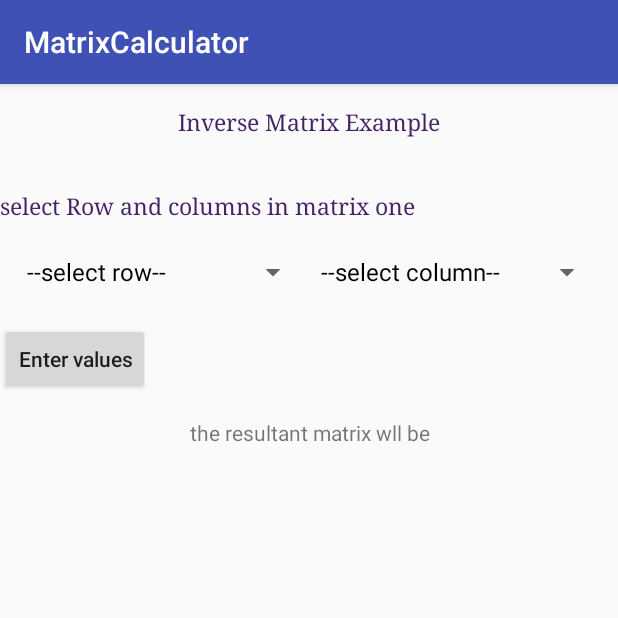
After one commit to ganeshvelsol/MatrixCalculator, an Android app: the InverseMatrix screen opened directly, with no data from a screen before it, on a phone screen of 412 x 824 dp, the top half of it. The commit adds this screen. Run offline under Robolectric (Android 15) with nearby library versions, the phone set to English and light mode, and no system bars.

```diff
--- /dev/null
+++ b/app/src/main/java/calci/matrix/matrixcalculator/inverse/InverseMatrix.java
@@ -0,0 +1,192 @@
+package calci.matrix.matrixcalculator.inverse;
+
+import android.app.Activity;
+import android.content.DialogInterface;
+import android.support.v7.app.AlertDialog;
+import android.support.v7.app.AppCompatActivity;
+import android.os.Bundle;
+import android.view.View;
+import android.widget.ArrayAdapter;
+import android.widget.Button;
+import android.widget.EditText;
+import android.widget.Spinner;
+import android.widget.TextView;
+
+import calci.matrix.matrixcalculator.R;
+
+public class InverseMatrix extends AppCompatActivity
+{
+    Spinner spinner_row1,spinner_column1;
+    Button first_buttons;
+    TextView ones,twos,threes,fours,fives,sixs,sevens,eigts,nines;
+    String a11,a12,a13,a21,a22,a23,a31,a32,a33;
+    EditText et1,et2,et3,et4,et5,et6,et7,et8,et9;
+    String arr[]={"--select row--","2","3"};
+    String crr[]={"--select column--","2","3"};
+    @Override
+    protected void onCreate(Bundle savedInstanceState)
+    {
+        super.onCreate(savedInstanceState);
+        setContentView(R.layout.inverse_matrix);
+        initparams();
+    }
+    public void initparams()
+    {
+        spinner_row1=(Spinner)findViewById(R.id.spinner_row1);
+        spinner_column1=(Spinner)findViewById(R.id.spinner_column1);
+        first_buttons=(Button)findViewById(R.id.first_buttons);
+
+        ones=(TextView)findViewById(R.id.ones);
+        twos=(TextView)findViewById(R.id.twos);
+        threes=(TextView)findViewById(R.id.threes);
+        fours=(TextView)findViewById(R.id.fours);
+        fives=(TextView)findViewById(R.id.fives);
+        sixs=(TextView)findViewById(R.id.sixs);
+        sevens=(TextView)findViewById(R.id.sevens);
+        eigts=(TextView)findViewById(R.id.eigts);
+        nines=(TextView)findViewById(R.id.nines);
+
+        ArrayAdapter aa=new ArrayAdapter(this,android.R.layout.simple_spinner_dropdown_item,arr);
+        spinner_row1.setAdapter(aa);
+
+        ArrayAdapter bb=new ArrayAdapter(this,android.R.layout.simple_spinner_dropdown_item,crr);
+        spinner_column1.setAdapter(bb);
+
+        first_buttons.setOnClickListener(new View.OnClickListener()
+        {
+            @Override
+            public void onClick(View view)
+            {
+                dataForCalci();
+            }
+        });
+    }
+    public void dataForCalci()
+    {
+        String r1=spinner_row1.getSelectedItem().toString().trim();
+        String c1=spinner_column1.getSelectedItem().toString().trim();
+
+        if (r1=="2")
+        {
+            if (c1=="2")
+            {
+                //write here for 2*2 matrix transpose
+                final View v6=((Activity)this).getLayoutInflater().inflate(R.layout.five_elements,null);
+                AlertDialog.Builder al=new AlertDialog.Builder(this);
+                al.setCancelable(false);
+                al.setView(v6);
+                al.setTitle("enter values");
+                al.setPositiveButton("ok", new DialogInterface.OnClickListener()
+                {
+                    @Override
+                    public void onClick(DialogInterface dialogInterface, int i)
+                    {
+                        et1=(EditText)v6.findViewById(R.id.five_et1);
+                        a11=et1.getText().toString().trim();
+
+                        et2=(EditText)v6.findViewById(R.id.five_et2);
+                        a12=et2.getText().toString().trim();
+
+                        et3=(EditText)v6.findViewById(R.id.five_et3);
+                        a21=et3.getText().toString().trim();
+
+                        et4=(EditText)v6.findViewById(R.id.five_et4);
+                        a22=et4.getText().toString().trim();
+                        //and pass values to next activities
+
+                        performBackgrounds();
+                    }
+                });
+                al.show();
+
+            }
+        }
+        else if (r1=="3")
+        {
+            if (c1=="3")
+            {
+                //write here for 3*3 matrix transpose
+                final View v6=((Activity)this).getLayoutInflater().inflate(R.layout.six_elements,null);
+                AlertDialog.Builder al=new AlertDialog.Builder(this);
+                al.setCancelable(false);
+                al.setView(v6);
+                al.setTitle("enter values");
+                al.setPositiveButton("ok", new DialogInterface.OnClickListener()
+                {
+                    @Override
+                    public void onClick(DialogInterface dialogInterface, int i)
+                    {
+
+                        et1=(EditText)v6.findViewById(R.id.six_et1);
+                        a11=et1.getText().toString().trim();
+
+                        et2=(EditText)v6.findViewById(R.id.six_et2);
+                        a12=et2.getText().toString().trim();
+
+                        et3=(EditText)v6.findViewById(R.id.six_et3);
+                        a13=et3.getText().toString().trim();
+
+                        et4=(EditText)v6.findViewById(R.id.six_et4);
+                        a21=et4.getText().toString().trim();
+
+                        et5=(EditText)v6.findViewById(R.id.six_et5);
+                        a22=et5.getText().toString().trim();
+
+                        et6=(EditText)v6.findViewById(R.id.six_et6);
+                        a23=et6.getText().toString().trim();
+
+                        et7=(EditText)v6.findViewById(R.id.six_et7);
+                        a31=et7.getText().toString().trim();
+
+                        et8=(EditText)v6.findViewById(R.id.six_et8);
+                        a32=et8.getText().toString().trim();
+
+                        et9=(EditText)v6.findViewById(R.id.six_et9);
+                        a33=et9.getText().toString().trim();
+                        //three_one,three_two,three_three,three_four,three_five,three_six
+                        performThreethree();
+                        //and pass data values to next activities
+                    }
+                });
+                al.show();
+
+            }
+        }
+    }
+    public void performBackgrounds()
+    {
+        int  ad=(Integer.parseInt(a11)*Integer.parseInt(a22));
+        int bc= (Integer.parseInt(a12)*Integer.parseInt(a21));
+        int s=ad-bc;
+
+        ones.setText(""+(Integer.parseInt(a21))/s);
+        twos.setText(""+(-1*Integer.parseInt(a12))/s);
+        fours.setText(""+(Integer.parseInt(a21))/s);
+        fives.setText(""+(Integer.parseInt(a11))/s);
+    }
+    public void performThreethree()
+    {
+        int A11=Integer.parseInt(a11);
+        int A12=Integer.parseInt(a12);
+        int A13=Integer.parseInt(a13);
+        int A21=Integer.parseInt(a21);
+        int A22=Integer.parseInt(a22);
+        int A23=Integer.parseInt(a23);
+        int A31=Integer.parseInt(a31);
+        int A32=Integer.parseInt(a32);
+        int A33=Integer.parseInt(a33);
+
+        ones.setText(""+(A11*(A12*A13-A32*A23)));
+        twos.setText(""+-1*(A12*(A21*A33-A31*A23)));
+        threes.setText(""+(A13*(A21*A32-A31*A12)));
+
+        fours.setText(""+(A21*(A12*A33-A32*A13)));
+        fives.setText(""+(A22*(A11*A33-A31*A13)));
+        sixs.setText(""+(A23*(A11*A32-A31*A12)));
+
+        sevens.setText(""+(A31*(A12*A23-A22*A13)));
+        eigts.setText(""+(A32*(A11*A23-A21*A13)));
+        nines.setText(""+(A33*(A11*A12-A21*A12)));
+    }
+
+}
--- a/app/src/main/res/layout/activity_main.xml
+++ b/app/src/main/res/layout/activity_main.xml
@@ -49,7 +49,7 @@
             android:layout_width="match_parent"
             android:layout_height="wrap_content"
             android:fontFamily="casual"
-            android:text="Transpose Matrix"
+            android:text="Inverse Matrix"
             android:textColor="#426"
             android:textSize="16sp"
             android:layout_margin="5dp"/>
--- /dev/null
+++ b/app/src/main/res/layout/inverse_matrix.xml
@@ -0,0 +1,128 @@
+<LinearLayout android:layout_width="match_parent"
+    android:layout_height="match_parent"
+    android:orientation="vertical"
+    xmlns:android="http://schemas.android.com/apk/res/android">
+    <TextView
+        android:layout_width="match_parent"
+        android:layout_height="50dp"
+        android:gravity="center"
+        android:text="Inverse Matrix Example"
+        android:textSize="15sp"
+        android:textColor="#426"
+        android:fontFamily="serif"/>
+    <LinearLayout
+        android:layout_width="match_parent"
+        android:layout_height="wrap_content"
+        android:orientation="vertical"
+        android:layout_marginTop="15dp">
+        <TextView
+            android:text="select Row and columns in matrix one"
+            android:layout_width="match_parent"
+            android:layout_height="wrap_content"
+            android:layout_marginTop="5dp"
+            android:textColor="#426"
+            android:textSize="15sp"
+            android:fontFamily="serif"/>
+        <LinearLayout
+            android:layout_width="match_parent"
+            android:layout_height="wrap_content"
+            android:orientation="horizontal"
+            android:layout_margin="10dp"
+            android:weightSum="2">
+            <Spinner
+                android:id="@+id/spinner_row1"
+                android:layout_width="0dp"
+                android:layout_height="match_parent"
+                android:layout_weight="1">
+            </Spinner>
+            <Spinner
+                android:id="@+id/spinner_column1"
+                android:layout_width="0dp"
+                android:layout_height="match_parent"
+                android:layout_weight="1">
+            </Spinner>
+        </LinearLayout>
+        <Button
+            android:id="@+id/first_buttons"
+            android:text="Enter values"
+            android:textAllCaps="false"
+            android:layout_width="wrap_content"
+            android:layout_height="wrap_content" />
+    </LinearLayout>
+
+    <TextView
+        android:text="the resultant matrix wll be"
+        android:gravity="center"
+        android:layout_marginTop="15sp"
+        android:layout_width="match_parent"
+        android:layout_height="wrap_content" />
+
+    <LinearLayout
+        android:layout_width="match_parent"
+        android:layout_height="wrap_content"
+        android:orientation="horizontal"
+        android:layout_marginTop="15dp"
+        android:weightSum="3">
+        <TextView
+            android:id="@+id/ones"
+            android:layout_width="0dp"
+            android:layout_height="wrap_content"
+            android:layout_weight="1"/>
+        <TextView
+            android:id="@+id/twos"
+            android:layout_width="0dp"
+            android:layout_height="wrap_content"
+            android:layout_weight="1"/>
+        <TextView
+            android:id="@+id/threes"
+            android:layout_width="0dp"
+            android:layout_height="wrap_content"
+            android:layout_weight="1"/>
+    </LinearLayout>
+
+    <LinearLayout
+        android:layout_width="match_parent"
+        android:layout_height="wrap_content"
+        android:orientation="horizontal"
+        android:layout_marginTop="15dp"
+        android:weightSum="3">
+        <TextView
+            android:id="@+id/fours"
+            android:layout_width="0dp"
+            android:layout_height="wrap_content"
+            android:layout_weight="1"/>
+        <TextView
+            android:id="@+id/fives"
+            android:layout_width="0dp"
+            android:layout_height="wrap_content"
+            android:layout_weight="1"/>
+        <TextView
+            android:id="@+id/sixs"
+            android:layout_width="0dp"
+            android:layout_height="wrap_content"
+            android:layout_weight="1"/>
+    </LinearLayout>
+    <LinearLayout
+        android:layout_width="match_parent"
+        android:layout_height="wrap_content"
+        android:orientation="horizontal"
+        android:layout_marginTop="15dp"
+        android:weightSum="3">
+        <TextView
+            android:id="@+id/sevens"
+            android:layout_width="0dp"
+            android:layout_height="wrap_content"
+            android:layout_weight="1"/>
+        <TextView
+            android:id="@+id/eigts"
+            android:layout_width="0dp"
+            android:layout_height="wrap_content"
+            android:layout_weight="1"/>
+        <TextView
+            android:id="@+id/nines"
+            android:layout_width="0dp"
+            android:layout_height="wrap_content"
+            android:layout_weight="1"/>
+    </LinearLayout>
+
+</LinearLayout>
```
Also changed, not shown: app/src/main/AndroidManifest.xml (+8 -1 lines), app/src/main/java/calci/matrix/matrixcalculator/MainActivity.java (+11 -2 lines), app/src/main/java/calci/matrix/matrixcalculator/determenent/DeterminentMatrix.java (+54 -6 lines).
